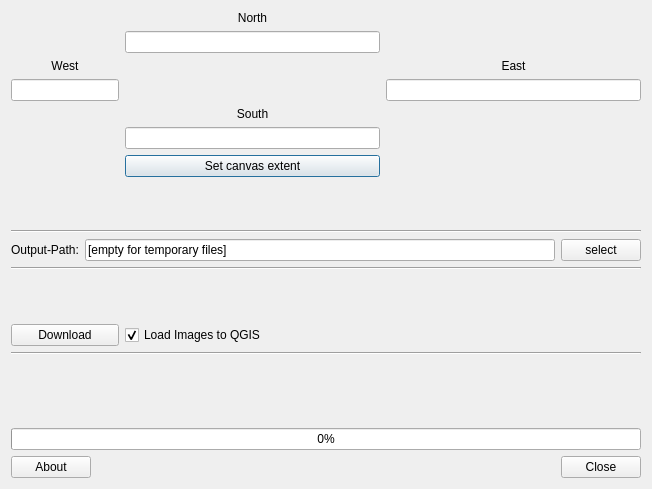
This is srtm_downloader_dialog_base.ui in hdus/SRTM-Downloader as Qt 5 draws it before an edit. The edited form follows.
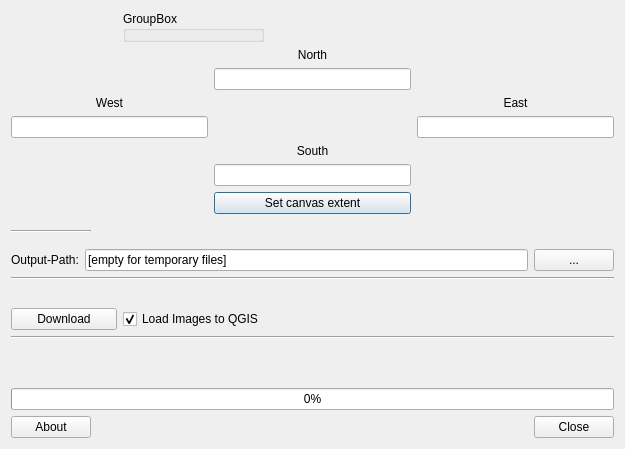
This is the edited form.

```diff
--- a/srtm_downloader_dialog_base.ui
+++ b/srtm_downloader_dialog_base.ui
@@ -6,8 +6,8 @@
    <rect>
     <x>0</x>
     <y>0</y>
-    <width>652</width>
-    <height>489</height>
+    <width>625</width>
+    <height>449</height>
    </rect>
   </property>
   <property name="sizePolicy">
@@ -19,18 +19,35 @@
   <property name="windowTitle">
    <string>SRTM Downloader</string>
   </property>
+  <layout class="QGridLayout" name="gridLayout_2">
+   <item row="0" column="2">
+    <widget class="QGroupBox" name="groupBox">
+     <property name="title">
+      <string>GroupBox</string>
+     </property>
+     <zorder>label</zorder>
+    </widget>
+   </item>
+   <item row="1" column="0" colspan="4">
   <layout class="QGridLayout" name="gridLayout">
-   <item row="12" column="2">
-    <widget class="QCheckBox" name="chk_load_image">
+     <item row="0" column="1">
+      <layout class="QVBoxLayout" name="verticalLayout_4">
+       <item>
+        <widget class="QLabel" name="label">
      <property name="text">
-      <string>Load Images to QGIS</string>
-     </property>
-     <property name="checked">
-      <bool>true</bool>
+          <string>North</string>
+         </property>
+         <property name="alignment">
+          <set>Qt::AlignCenter</set>
      </property>
     </widget>
    </item>
-   <item row="1" column="0" colspan="2">
+       <item>
+        <widget class="QLineEdit" name="lne_north"/>
+       </item>
+      </layout>
+     </item>
+     <item row="1" column="0">
     <layout class="QVBoxLayout" name="verticalLayout">
      <item>
       <widget class="QLabel" name="label_2">
@@ -54,7 +71,7 @@
      </item>
     </layout>
    </item>
-   <item row="1" column="3">
+     <item row="1" column="2">
     <layout class="QVBoxLayout" name="verticalLayout_2">
      <item>
       <widget class="QLabel" name="label_3">
@@ -71,27 +88,53 @@
      </item>
     </layout>
    </item>
-   <item row="3" column="2">
+     <item row="2" column="1">
+      <layout class="QVBoxLayout" name="verticalLayout_3">
+       <item>
+        <widget class="QLabel" name="label_4">
+         <property name="text">
+          <string>South</string>
+         </property>
+         <property name="alignment">
+          <set>Qt::AlignCenter</set>
+         </property>
+        </widget>
+       </item>
+       <item>
+        <widget class="QLineEdit" name="lne_south"/>
+       </item>
+       <item>
     <widget class="QPushButton" name="btn_extent">
      <property name="text">
       <string>Set canvas extent</string>
      </property>
     </widget>
    </item>
-   <item row="4" column="1">
-    <spacer name="verticalSpacer_2">
+      </layout>
+     </item>
+    </layout>
+   </item>
+   <item row="3" column="0">
+    <widget class="Line" name="line">
      <property name="orientation">
-      <enum>Qt::Vertical</enum>
+      <enum>Qt::Horizontal</enum>
      </property>
-     <property name="sizeHint" stdset="0">
+    </widget>
+   </item>
+   <item row="12" column="0">
+    <widget class="QPushButton" name="btn_about">
+     <property name="maximumSize">
       <size>
-       <width>20</width>
-       <height>40</height>
+       <width>80</width>
+       <height>16777215</height>
       </size>
      </property>
-    </spacer>
+     <property name="text">
+      <string>About</string>
+     </property>
+    </widget>
    </item>
-   <item row="18" column="3">
+   <item row="12" column="3">
     <widget class="QDialogButtonBox" name="button_box">
      <property name="orientation">
       <enum>Qt::Horizontal</enum>
@@ -101,22 +144,25 @@
      </property>
     </widget>
    </item>
-   <item row="17" column="0" colspan="4">
-    <widget class="QProgressBar" name="overall_progressBar">
-     <property name="value">
-      <number>0</number>
+   <item row="5" column="0" colspan="4">
+    <widget class="Line" name="line_2">
+     <property name="orientation">
+      <enum>Qt::Horizontal</enum>
      </property>
     </widget>
    </item>
-   <item row="16" column="0" colspan="2">
-    <widget class="QLabel" name="lbl_file_download">
+   <item row="7" column="2">
+    <widget class="QCheckBox" name="chk_load_image">
      <property name="text">
-      <string/>
+      <string>Load Images to QGIS</string>
+     </property>
+     <property name="checked">
+      <bool>true</bool>
      </property>
     </widget>
    </item>
-   <item row="15" column="0">
-    <spacer name="verticalSpacer_4">
+   <item row="6" column="0">
+    <spacer name="verticalSpacer">
      <property name="orientation">
       <enum>Qt::Vertical</enum>
      </property>
@@ -128,34 +174,47 @@
      </property>
     </spacer>
    </item>
-   <item row="12" column="0" colspan="2">
+   <item row="7" column="0" colspan="2">
     <widget class="QPushButton" name="btn_download">
      <property name="text">
       <string>Download</string>
      </property>
     </widget>
    </item>
-   <item row="18" column="0">
-    <widget class="QPushButton" name="btn_about">
-     <property name="maximumSize">
+   <item row="3" column="1">
+    <spacer name="verticalSpacer_2">
+     <property name="orientation">
+      <enum>Qt::Vertical</enum>
+     </property>
+     <property name="sizeHint" stdset="0">
       <size>
-       <width>80</width>
-       <height>16777215</height>
+       <width>20</width>
+       <height>40</height>
       </size>
      </property>
-     <property name="text">
-      <string>About</string>
+    </spacer>
+   </item>
+   <item row="9" column="0">
+    <spacer name="verticalSpacer_4">
+     <property name="orientation">
+      <enum>Qt::Vertical</enum>
      </property>
-    </widget>
+     <property name="sizeHint" stdset="0">
+      <size>
+       <width>20</width>
+       <height>40</height>
+      </size>
+     </property>
+    </spacer>
    </item>
-   <item row="5" column="0" colspan="4">
-    <widget class="Line" name="line">
+   <item row="8" column="0" colspan="4">
+    <widget class="Line" name="line_3">
      <property name="orientation">
       <enum>Qt::Horizontal</enum>
      </property>
     </widget>
    </item>
-   <item row="6" column="0" colspan="4">
+   <item row="4" column="0" colspan="4">
     <layout class="QHBoxLayout" name="horizontalLayout">
      <item>
       <widget class="QLabel" name="label_5">
@@ -174,72 +233,25 @@
      <item>
       <widget class="QPushButton" name="btn_file_dialog">
        <property name="text">
-        <string>select</string>
+        <string>...</string>
        </property>
       </widget>
      </item>
     </layout>
    </item>
-   <item row="2" column="2">
-    <layout class="QVBoxLayout" name="verticalLayout_3">
-     <item>
-      <widget class="QLabel" name="label_4">
-       <property name="text">
-        <string>South</string>
-       </property>
-       <property name="alignment">
-        <set>Qt::AlignCenter</set>
-       </property>
-      </widget>
-     </item>
-     <item>
-      <widget class="QLineEdit" name="lne_south"/>
-     </item>
-    </layout>
-   </item>
-   <item row="7" column="0" rowspan="2" colspan="4">
-    <widget class="Line" name="line_2">
-     <property name="orientation">
-      <enum>Qt::Horizontal</enum>
-     </property>
-    </widget>
-   </item>
-   <item row="0" column="2">
-    <layout class="QVBoxLayout" name="verticalLayout_4">
-     <item>
-      <widget class="QLabel" name="label">
+   <item row="11" column="0" colspan="4">
+    <widget class="QProgressBar" name="overall_progressBar">
+     <property name="value">
+      <number>0</number>
+     </property>
+    </widget>
+   </item>
+   <item row="10" column="0" colspan="4">
+    <widget class="QLabel" name="lbl_file_download">
        <property name="text">
-        <string>North</string>
-       </property>
-       <property name="alignment">
-        <set>Qt::AlignCenter</set>
-       </property>
-      </widget>
-     </item>
-     <item>
-      <widget class="QLineEdit" name="lne_north"/>
-     </item>
-    </layout>
-   </item>
-   <item row="14" column="0" colspan="4">
-    <widget class="Line" name="line_3">
-     <property name="orientation">
-      <enum>Qt::Horizontal</enum>
-     </property>
-    </widget>
-   </item>
-   <item row="11" column="0">
-    <spacer name="verticalSpacer">
-     <property name="orientation">
-      <enum>Qt::Vertical</enum>
-     </property>
-     <property name="sizeHint" stdset="0">
-      <size>
-       <width>20</width>
-       <height>40</height>
-      </size>
-     </property>
-    </spacer>
+      <string/>
+     </property>
+    </widget>
    </item>
   </layout>
  </widget>
```
Lines whose indentation alone changed are shown as unchanged.
